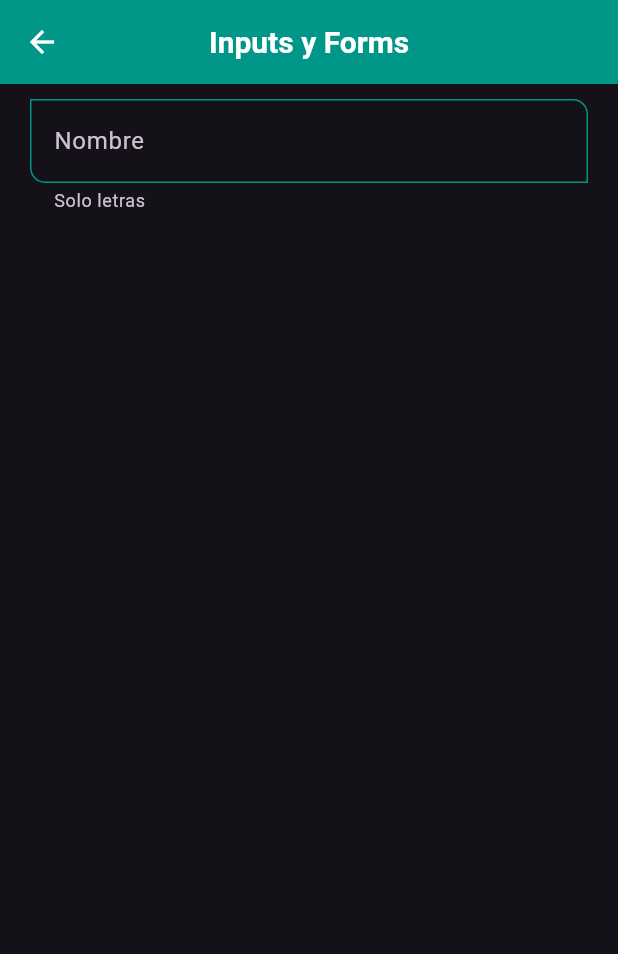
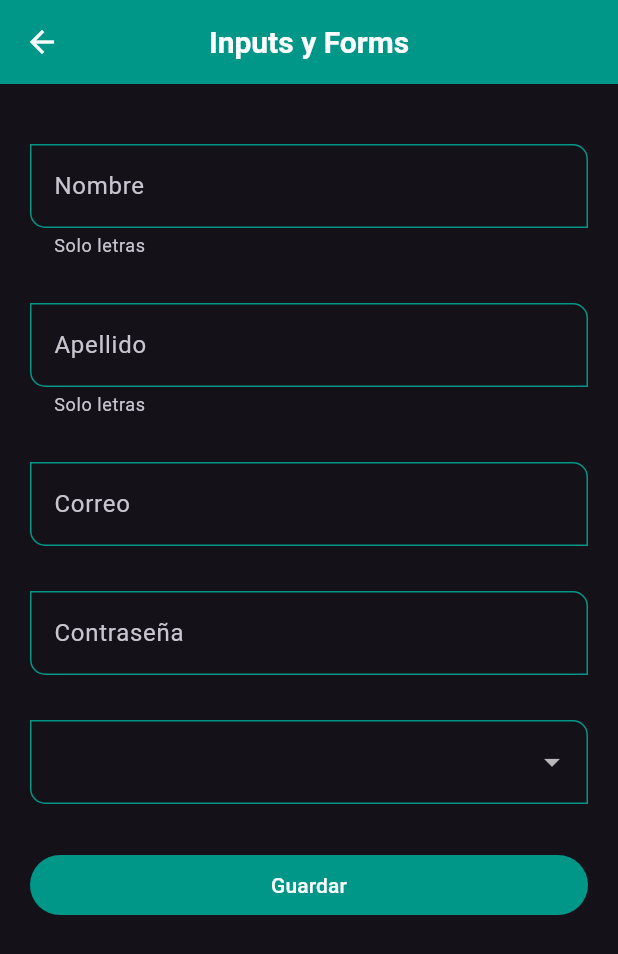
Before and after one commit to lunaaguirrericardo-stack/my_first_app, a Flutter app: the InputsScreen screen opened by its route, on a phone screen of 412 x 824 dp. Shown: the top 954 px of the screen. Run offline on Flutter 3.47's test engine with Material 3 defaults, Android fonts, the phone set to English and light mode, and no system bars.

Commit message:
Final version

```diff
--- a/lib/screens/inputs_screen.dart
+++ b/lib/screens/inputs_screen.dart
@@ -8,6 +8,17 @@ class InputsScreen extends StatelessWidget {
 
   @override
   Widget build(BuildContext context) {
+
+    final GlobalKey<FormState> myFormKey = GlobalKey<FormState>();
+
+    final Map<String, String> formValues = {
+      'firstName'  : 'Ricardo',
+      'lastName'   : 'Luna',
+      'email'      : 'elritchzz@google.com',
+      'password'   : '12345',
+      'role'       : 'admin'
+    };
+
     return Scaffold(
       appBar: AppBar(
         title: Text('Inputs y Forms'),
@@ -15,14 +26,82 @@ class InputsScreen extends StatelessWidget {
       body: SingleChildScrollView(
         child: Padding(
           padding: const EdgeInsets.symmetric(horizontal: 20, vertical: 10),
+          child: Form(
+            key: myFormKey,
             child: Column(
               children: [
+
+                SizedBox(height: 30),
+
                 CustomInputField(
                   labelText: 'Nombre',
                   hintText: 'Nombre del usuario',
                   helperText: 'Solo letras',
+                  formProperty: 'firstName',
+                  formValues:  formValues,
+                ),
+                SizedBox(height: 30),
+
+                CustomInputField(
+                  labelText: 'Apellido',
+                  hintText: 'Apellido del usuario',
+                  helperText: 'Solo letras',
+                  formProperty: 'lastName',
+                  formValues: formValues,
+                ),
+                SizedBox(height: 30),
+
+                CustomInputField(
+                  labelText: 'Correo',
+                  hintText: 'Correo del usuario',
+                  keyboardType: TextInputType.emailAddress,
+                  formProperty: 'email',
+                  formValues: formValues,
+                ),
+                SizedBox(height: 30),
+
+                CustomInputField(
+                  labelText: 'Contraseña',
+                  hintText: 'Contraseña del usuario',
+                  obscureText: true,
+                  formProperty: 'password',
+                  formValues: formValues,
+                ),
+                SizedBox(height: 30),
+
+                DropdownButtonFormField(
+                  items: [
+                    DropdownMenuItem(value: 'Admin',child: Text('Admin')),
+                    DropdownMenuItem(value: 'Superuser',child: Text('Superuser')),
+                    DropdownMenuItem(value: 'Developer',child: Text('Developer')),
+                    DropdownMenuItem(value: 'Developer Jr',child: Text('Developer Jr')),
+
+                  ],
+                  onChanged: (value) {
+                    print(value);
+                    formValues['role'] = value ?? 'Admin';
+                  },
+                ),
+
+                SizedBox(height: 30),
+
+
+                ElevatedButton(
+                  onPressed: () {
+                    FocusScope.of(context).requestFocus(FocusNode());
+                    if ( !myFormKey.currentState!.validate() ){
+                      print('Formulario no valido');
+                      return;
+                    }
+                    print(formValues);
+                  },
+                  child: SizedBox(
+                    width: double.infinity,
+                    child: Center(child: Text('Guardar')),
+                    )
                   )
               ],
+            ),
           ),
           ),
       )
--- a/lib/widgets/custom_input_field.dart
+++ b/lib/widgets/custom_input_field.dart
@@ -9,6 +9,12 @@ class CustomInputField extends StatelessWidget {
    final String? helperText;
    final IconData? icon;
    final IconData? suffixIcon;
+   final TextInputType? keyboardType;
+   final bool obscureText;
+
+   final String formProperty;
+   final Map<String, String> formValues;
+
 
 //Añadimos las variables al ? para inicializarlas como parametros de la clase
   const CustomInputField({
@@ -18,6 +24,10 @@ class CustomInputField extends StatelessWidget {
      this.helperText,
      this.icon,
      this.suffixIcon,
+     this.keyboardType,
+     this.obscureText = false,
+     required this.formProperty,
+     required this.formValues,
 
       });
 
@@ -27,8 +37,10 @@ class CustomInputField extends StatelessWidget {
       autofocus: false,
       initialValue: '',
       textCapitalization: TextCapitalization.words,
+      keyboardType: keyboardType,
+      obscureText: obscureText,
       onChanged: (value) {
-        print('value $value');
+        formValues[formProperty] = value;
       },
       //Validación que muestra error al usar menos de 3 caracteres
       validator: (value) {
```
Lines whose indentation alone changed are shown as unchanged.
